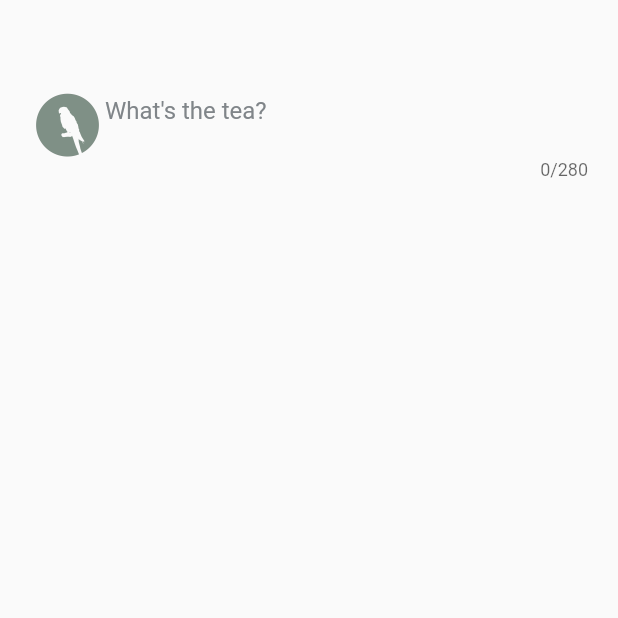
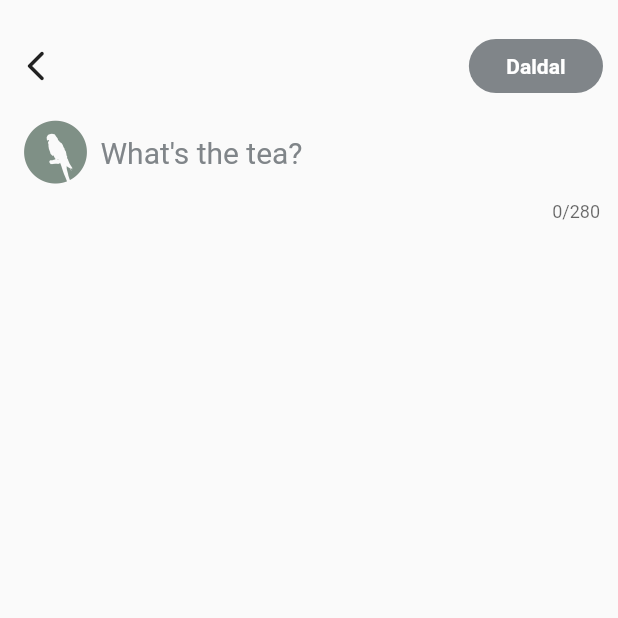
Before and after one commit to daPiang/definitely-not-twitter, a Flutter app: the Compose screen opened directly, on a phone screen of 412 x 824 dp, the top half of it. Run offline on Flutter 3.47's test engine with Material 2 defaults, Android fonts, the phone set to English and light mode, and no system bars.

Commit message:
temp UI for compose

```diff
--- a/lib/compose_daldal.dart
+++ b/lib/compose_daldal.dart
@@ -2,36 +2,102 @@ import 'package:definitely_not_twitter/palette.dart';
 import 'package:flutter/cupertino.dart';
 import 'package:flutter/material.dart';
 
-class Compose extends StatelessWidget {
+class Compose extends StatefulWidget {
   const Compose({Key? key}) : super(key: key);
+
+  @override
+  _ComposeState createState() => _ComposeState();
+}
+
+class _ComposeState extends State<Compose> {
+  final _daldalCont = TextEditingController();
+  bool _canDaldal = false;
+
+  @override
+  void dispose() {
+    _daldalCont.dispose();
+    super.dispose();
+  }
+
+  void _daldalState() {
+    setState(() {
+      if (_daldalCont.text != ' ') {
+        _canDaldal = true;
+      } else {
+        _canDaldal = false;
+      }
+    });
+  }
 
   @override
   Widget build(BuildContext context) {
     return Scaffold(
       body: SingleChildScrollView(
-        child: Padding(
-          padding: const EdgeInsets.symmetric(horizontal: 20),
         child: Column(
           children: [
-              SizedBox(height: 50),
-              Row(children: [
-                Image.asset('assets/images/BIRDIE_PNG.png',
+            SizedBox(
+              height: 20,
+            ),
+            Padding(
+              padding: const EdgeInsets.only(right: 10.0),
+              child: Row(
+                children: [
+                  IconButton(
+                      onPressed: () {},
+                      icon: Icon(Icons.arrow_back_ios_new_rounded)),
+                  Expanded(
+                      child: SizedBox(
+                    width: MediaQuery.of(context).size.width,
+                  )),
+                  RawMaterialButton(
+                    padding: EdgeInsets.symmetric(horizontal: 25),
+                    shape: RoundedRectangleBorder(
+                        borderRadius: BorderRadius.circular(30)),
+                    elevation: 0,
+                    fillColor: _canDaldal ? Palette.blueccent : Palette.gray,
+                    textStyle: TextStyle(
+                        color: Colors.white,
+                        fontSize: 14,
+                        fontWeight: FontWeight.bold),
+                    onPressed: _canDaldal ? () {} : null,
+                    child: Text('Daldal'),
+                  ),
+                ],
+              ),
+            ),
+            SizedBox(height: 10),
+            Padding(
+              padding: const EdgeInsets.symmetric(horizontal: 12.0),
+              child: Stack(
+                children: [
+                  Positioned(
+                    left: 0,
+                    child: Image.asset('assets/images/BIRDIE_PNG.png',
                         width: 50, height: 50),
-                Expanded(
+                  ),
+                  Container(
+                    padding: EdgeInsets.only(left: 55),
+                    child: Expanded(
                       child: TextField(
+                        onChanged: (text) {
+                          _daldalState();
+                        },
+                        controller: _daldalCont,
                         keyboardType: TextInputType.multiline,
                         maxLines: null,
                         maxLength: 280,
-                    style: TextStyle(color: Palette.olive),
+                        style: TextStyle(color: Palette.olive, fontSize: 20),
                         decoration: InputDecoration(
                             hintText: 'What\'s the tea?',
                             hintStyle: TextStyle(color: Palette.gray),
                             border: InputBorder.none),
                       ),
                     ),
-              ])
+                  )
                 ],
               ),
+            )
+          ],
         ),
       ),
     );
--- a/lib/dashboard_sections/profiledrawer.dart
+++ b/lib/dashboard_sections/profiledrawer.dart
@@ -5,23 +5,21 @@ import 'package:flutter/material.dart';
 import 'package:flutter/widgets.dart';
 
 class ProfileDrawer extends StatelessWidget {
-
   @override
   Widget build(BuildContext context) {
     return Drawer(
-        child: ListView(
-          children: [
+        child: ListView(children: const [
       DashDrawerHeader(
-              image: "https://lh3.googleusercontent.com/a-/AOh14GhAxW-c9GZGY4rr3s7no-lL69hJFmWf_NmH3hAA=s96-c-rg-br100",
+        image:
+            "https://lh3.googleusercontent.com/a-/AOh14GhAxW-c9GZGY4rr3s7no-lL69hJFmWf_NmH3hAA=s96-c-rg-br100",
         name: "Admin",
         account: "OfficialAdmin",
         following: 143,
         followers: 885,
       ),
       Divider(),
-            DrawerOptions(icon: Icon(Icons.account_circle,
-                          color: Palette.olive,
-                          size: 24),
+      DrawerOptions(
+          icon: Icon(Icons.account_circle, color: Palette.olive, size: 24),
           label: "  Profile"),
       DrawerOptions(icon: Icon(Icons.article), label: "  Lists"),
       DrawerOptions(icon: Icon(Icons.article), label: "  Topics"),
@@ -29,8 +27,6 @@ class ProfileDrawer extends StatelessWidget {
       DrawerOptions(icon: Icon(Icons.article), label: "  Moments"),
       DrawerOptions(icon: Icon(Icons.article), label: "  Monetization"),
       Divider(),
-          ]
-        )
-      );
+    ]));
   }
 }
--- a/lib/login.dart
+++ b/lib/login.dart
@@ -28,7 +28,7 @@ class _LoginState extends State<Login> {
   void _authLogin() {
     if (_userCont.text == 'admin' && _passCont.text == 'admin') {
       Navigator.push(
-          context, MaterialPageRoute(builder: (context) => const DashBoard()));
+          context, MaterialPageRoute(builder: (context) => const Compose()));
     } else {
       ScaffoldMessenger.of(context).showSnackBar(loginSnack);
     }
```
Lines whose indentation alone changed are shown as unchanged.
